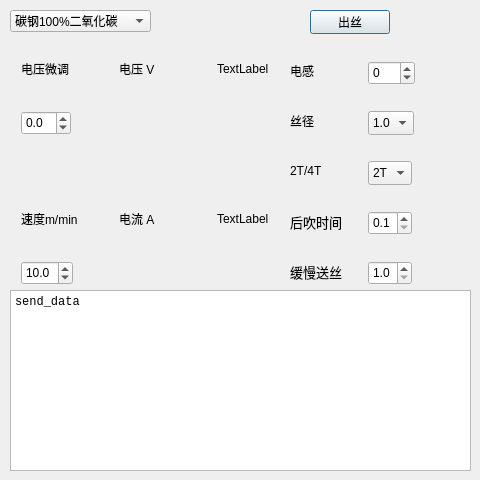
The window that untitled4/dialog.ui (ZIME-KING/QT_Learn) describes before a commit, drawn with Qt 5.
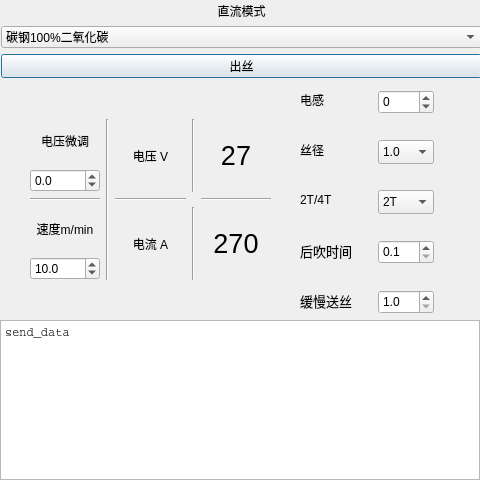
The same window after the commit.

Patch:
```diff
--- a/untitled4/dialog.ui
+++ b/untitled4/dialog.ui
@@ -13,83 +13,36 @@
   <property name="windowTitle">
    <string>Dialog</string>
   </property>
-  <widget class="QComboBox" name="comboBox_3">
-   <property name="geometry">
-    <rect>
-     <x>10</x>
-     <y>10</y>
-     <width>141</width>
-     <height>22</height>
-    </rect>
-   </property>
-   <item>
-    <property name="text">
-     <string>碳钢100%二氧化碳</string>
-    </property>
-   </item>
-   <item>
-    <property name="text">
-     <string>碳钢25%二氧化碳</string>
-    </property>
-   </item>
-   <item>
-    <property name="text">
-     <string>恒压</string>
-    </property>
-   </item>
-   <item>
-    <property name="text">
-     <string>无气药芯</string>
-    </property>
-   </item>
-   <item>
-    <property name="text">
-     <string>拉丝枪</string>
-    </property>
-   </item>
-  </widget>
   <widget class="QTextEdit" name="textEdit">
    <property name="geometry">
     <rect>
-     <x>10</x>
-     <y>290</y>
-     <width>461</width>
-     <height>181</height>
+     <x>0</x>
+     <y>320</y>
+     <width>480</width>
+     <height>160</height>
     </rect>
    </property>
    <property name="font">
     <font>
-     <family>Courier New</family>
-     <pointsize>16</pointsize>
+     <family>Courier</family>
+     <pointsize>15</pointsize>
+     <kerning>false</kerning>
     </font>
    </property>
    <property name="html">
     <string>&lt;!DOCTYPE HTML PUBLIC &quot;-//W3C//DTD HTML 4.0//EN&quot; &quot;http://www.w3.org/TR/REC-html40/strict.dtd&quot;&gt;
 &lt;html&gt;&lt;head&gt;&lt;meta name=&quot;qrichtext&quot; content=&quot;1&quot; /&gt;&lt;meta charset=&quot;utf-8&quot; /&gt;&lt;style type=&quot;text/css&quot;&gt;
 p, li { white-space: pre-wrap; }
-&lt;/style&gt;&lt;/head&gt;&lt;body style=&quot; font-family:'Courier New'; font-size:16pt; font-weight:400; font-style:normal;&quot;&gt;
+&lt;/style&gt;&lt;/head&gt;&lt;body style=&quot; font-family:'Courier'; font-size:15pt; font-weight:400; font-style:normal;&quot;&gt;
 &lt;p style=&quot; margin-top:0px; margin-bottom:0px; margin-left:0px; margin-right:0px; -qt-block-indent:0; text-indent:0px;&quot;&gt;&lt;span style=&quot; font-family:'Microsoft YaHei UI'; font-size:9pt;&quot;&gt;send_data&lt;/span&gt;&lt;/p&gt;&lt;/body&gt;&lt;/html&gt;</string>
    </property>
   </widget>
-  <widget class="QPushButton" name="pushButton">
-   <property name="geometry">
-    <rect>
-     <x>310</x>
-     <y>10</y>
-     <width>80</width>
-     <height>24</height>
-    </rect>
-   </property>
-   <property name="text">
-    <string>出丝</string>
-   </property>
-  </widget>
   <widget class="QComboBox" name="comboBox_2">
    <property name="geometry">
     <rect>
-     <x>368</x>
-     <y>161</y>
-     <width>44</width>
+     <x>378</x>
+     <y>190</y>
+     <width>56</width>
      <height>24</height>
     </rect>
    </property>
@@ -104,149 +57,12 @@
     </property>
    </item>
   </widget>
-  <widget class="QLabel" name="label_10">
-   <property name="geometry">
-    <rect>
-     <x>217</x>
-     <y>61</y>
-     <width>54</width>
-     <height>16</height>
-    </rect>
-   </property>
-   <property name="text">
-    <string>TextLabel</string>
-   </property>
-  </widget>
-  <widget class="QDoubleSpinBox" name="doubleSpinBox">
-   <property name="geometry">
-    <rect>
-     <x>21</x>
-     <y>111</y>
-     <width>50</width>
-     <height>24</height>
-    </rect>
-   </property>
-   <property name="decimals">
-    <number>1</number>
-   </property>
-   <property name="minimum">
-    <double>-5.000000000000000</double>
-   </property>
-   <property name="maximum">
-    <double>5.000000000000000</double>
-   </property>
-   <property name="singleStep">
-    <double>0.100000000000000</double>
-   </property>
-  </widget>
-  <widget class="QLabel" name="label_5">
-   <property name="geometry">
-    <rect>
-     <x>119</x>
-     <y>61</y>
-     <width>36</width>
-     <height>16</height>
-    </rect>
-   </property>
-   <property name="lineWidth">
-    <number>3</number>
-   </property>
-   <property name="text">
-    <string>电压 V</string>
-   </property>
-  </widget>
-  <widget class="QDoubleSpinBox" name="doubleSpinBox_3">
-   <property name="geometry">
-    <rect>
-     <x>21</x>
-     <y>261</y>
-     <width>52</width>
-     <height>24</height>
-    </rect>
-   </property>
-   <property name="decimals">
-    <number>1</number>
-   </property>
-   <property name="minimum">
-    <double>1.000000000000000</double>
-   </property>
-   <property name="maximum">
-    <double>12.800000000000001</double>
-   </property>
-   <property name="singleStep">
-    <double>0.100000000000000</double>
-   </property>
-   <property name="value">
-    <double>10.000000000000000</double>
-   </property>
-  </widget>
-  <widget class="QLabel" name="label_12">
-   <property name="geometry">
-    <rect>
-     <x>21</x>
-     <y>211</y>
-     <width>63</width>
-     <height>16</height>
-    </rect>
-   </property>
-   <property name="lineWidth">
-    <number>3</number>
-   </property>
-   <property name="text">
-    <string>速度m/min</string>
-   </property>
-  </widget>
-  <widget class="QLabel" name="label">
-   <property name="geometry">
-    <rect>
-     <x>217</x>
-     <y>211</y>
-     <width>54</width>
-     <height>16</height>
-    </rect>
-   </property>
-   <property name="text">
-    <string>TextLabel</string>
-   </property>
-  </widget>
-  <widget class="QLabel" name="label_11">
-   <property name="geometry">
-    <rect>
-     <x>21</x>
-     <y>61</y>
-     <width>48</width>
-     <height>16</height>
-    </rect>
-   </property>
-   <property name="lineWidth">
-    <number>3</number>
-   </property>
-   <property name="text">
-    <string>电压微调</string>
-   </property>
-  </widget>
-  <widget class="QLabel" name="label_7">
-   <property name="geometry">
-    <rect>
-     <x>119</x>
-     <y>211</y>
-     <width>36</width>
-     <height>16</height>
-    </rect>
-   </property>
-   <property name="lineWidth">
-    <number>3</number>
-   </property>
-   <property name="text">
-    <string>电流 A</string>
-   </property>
-  </widget>
   <widget class="QDoubleSpinBox" name="doubleSpinBox_2">
    <property name="geometry">
     <rect>
-     <x>368</x>
-     <y>211</y>
-     <width>44</width>
+     <x>378</x>
+     <y>240</y>
+     <width>56</width>
      <height>24</height>
     </rect>
    </property>
@@ -266,9 +82,9 @@
   <widget class="QComboBox" name="comboBox">
    <property name="geometry">
     <rect>
-     <x>368</x>
-     <y>111</y>
-     <width>46</width>
+     <x>378</x>
+     <y>140</y>
+     <width>56</width>
      <height>24</height>
     </rect>
    </property>
@@ -291,9 +107,9 @@
   <widget class="QSpinBox" name="spinBox">
    <property name="geometry">
     <rect>
-     <x>368</x>
-     <y>61</y>
-     <width>47</width>
+     <x>378</x>
+     <y>90</y>
+     <width>56</width>
      <height>24</height>
     </rect>
    </property>
@@ -307,9 +123,9 @@
   <widget class="QDoubleSpinBox" name="doubleSpinBox_4">
    <property name="geometry">
     <rect>
-     <x>368</x>
-     <y>261</y>
-     <width>44</width>
+     <x>378</x>
+     <y>290</y>
+     <width>56</width>
      <height>24</height>
     </rect>
    </property>
@@ -329,8 +145,8 @@
   <widget class="QLabel" name="label_8">
    <property name="geometry">
     <rect>
-     <x>290</x>
-     <y>160</y>
+     <x>300</x>
+     <y>189</y>
      <width>64</width>
      <height>21</height>
     </rect>
@@ -351,8 +167,8 @@
   <widget class="QLabel" name="label_4">
    <property name="geometry">
     <rect>
-     <x>290</x>
-     <y>211</y>
+     <x>300</x>
+     <y>240</y>
      <width>64</width>
      <height>21</height>
     </rect>
@@ -375,8 +191,8 @@
   <widget class="QLabel" name="label_9">
    <property name="geometry">
     <rect>
-     <x>290</x>
-     <y>261</y>
+     <x>300</x>
+     <y>290</y>
      <width>64</width>
      <height>21</height>
     </rect>
@@ -399,8 +215,8 @@
   <widget class="QLabel" name="label_2">
    <property name="geometry">
     <rect>
-     <x>290</x>
-     <y>60</y>
+     <x>300</x>
+     <y>89</y>
      <width>64</width>
      <height>21</height>
     </rect>
@@ -421,8 +237,8 @@
   <widget class="QLabel" name="label_6">
    <property name="geometry">
     <rect>
-     <x>290</x>
-     <y>110</y>
+     <x>300</x>
+     <y>139</y>
      <width>64</width>
      <height>21</height>
     </rect>
@@ -440,6 +256,246 @@
     <string>丝径</string>
    </property>
   </widget>
+  <widget class="QWidget" name="">
+   <property name="geometry">
+    <rect>
+     <x>30</x>
+     <y>119</y>
+     <width>241</width>
+     <height>161</height>
+    </rect>
+   </property>
+   <layout class="QGridLayout" name="gridLayout_3">
+    <item row="0" column="2">
+     <widget class="QLabel" name="label_5">
+      <property name="tabletTracking">
+       <bool>false</bool>
+      </property>
+      <property name="lineWidth">
+       <number>3</number>
+      </property>
+      <property name="text">
+       <string>电压 V</string>
+      </property>
+      <property name="alignment">
+       <set>Qt::AlignCenter</set>
+      </property>
+     </widget>
+    </item>
+    <item row="0" column="3">
+     <widget class="Line" name="line_4">
+      <property name="orientation">
+       <enum>Qt::Vertical</enum>
+      </property>
+     </widget>
+    </item>
+    <item row="2" column="4">
+     <widget class="QLabel" name="label">
+      <property name="font">
+       <font>
+        <pointsize>20</pointsize>
+       </font>
+      </property>
+      <property name="text">
+       <string>270</string>
+      </property>
+      <property name="alignment">
+       <set>Qt::AlignCenter</set>
+      </property>
+     </widget>
+    </item>
+    <item row="2" column="3">
+     <widget class="Line" name="line_6">
+      <property name="orientation">
+       <enum>Qt::Vertical</enum>
+      </property>
+     </widget>
+    </item>
+    <item row="1" column="0">
+     <widget class="Line" name="line_3">
+      <property name="orientation">
+       <enum>Qt::Horizontal</enum>
+      </property>
+     </widget>
+    </item>
+    <item row="1" column="4">
+     <widget class="Line" name="line_5">
+      <property name="orientation">
+       <enum>Qt::Horizontal</enum>
+      </property>
+     </widget>
+    </item>
+    <item row="0" column="0">
+     <layout class="QGridLayout" name="gridLayout">
+      <item row="0" column="0">
+       <widget class="QLabel" name="label_11">
+        <property name="lineWidth">
+         <number>3</number>
+        </property>
+        <property name="text">
+         <string>电压微调</string>
+        </property>
+        <property name="alignment">
+         <set>Qt::AlignCenter</set>
+        </property>
+       </widget>
+      </item>
+      <item row="1" column="0">
+       <widget class="QDoubleSpinBox" name="doubleSpinBox">
+        <property name="decimals">
+         <number>1</number>
+        </property>
+        <property name="minimum">
+         <double>-5.000000000000000</double>
+        </property>
+        <property name="maximum">
+         <double>5.000000000000000</double>
+        </property>
+        <property name="singleStep">
+         <double>0.100000000000000</double>
+        </property>
+       </widget>
+      </item>
+     </layout>
+    </item>
+    <item row="0" column="1" rowspan="3">
+     <widget class="Line" name="line">
+      <property name="orientation">
+       <enum>Qt::Vertical</enum>
+      </property>
+     </widget>
+    </item>
+    <item row="2" column="0">
+     <layout class="QGridLayout" name="gridLayout_2">
+      <item row="0" column="0">
+       <widget class="QLabel" name="label_12">
+        <property name="lineWidth">
+         <number>3</number>
+        </property>
+        <property name="text">
+         <string>速度m/min</string>
+        </property>
+        <property name="alignment">
+         <set>Qt::AlignCenter</set>
+        </property>
+       </widget>
+      </item>
+      <item row="1" column="0">
+       <widget class="QDoubleSpinBox" name="doubleSpinBox_3">
+        <property name="decimals">
+         <number>1</number>
+        </property>
+        <property name="minimum">
+         <double>1.000000000000000</double>
+        </property>
+        <property name="maximum">
+         <double>12.800000000000001</double>
+        </property>
+        <property name="singleStep">
+         <double>0.100000000000000</double>
+        </property>
+        <property name="value">
+         <double>10.000000000000000</double>
+        </property>
+       </widget>
+      </item>
+     </layout>
+    </item>
+    <item row="0" column="4">
+     <widget class="QLabel" name="label_10">
+      <property name="font">
+       <font>
+        <pointsize>20</pointsize>
+       </font>
+      </property>
+      <property name="text">
+       <string>27</string>
+      </property>
+      <property name="alignment">
+       <set>Qt::AlignCenter</set>
+      </property>
+     </widget>
+    </item>
+    <item row="2" column="2">
+     <widget class="QLabel" name="label_7">
+      <property name="lineWidth">
+       <number>3</number>
+      </property>
+      <property name="text">
+       <string>电流 A</string>
+      </property>
+      <property name="alignment">
+       <set>Qt::AlignCenter</set>
+      </property>
+     </widget>
+    </item>
+    <item row="1" column="2">
+     <widget class="Line" name="line_2">
+      <property name="orientation">
+       <enum>Qt::Horizontal</enum>
+      </property>
+     </widget>
+    </item>
+   </layout>
+  </widget>
+  <widget class="QWidget" name="">
+   <property name="geometry">
+    <rect>
+     <x>1</x>
+     <y>2</y>
+     <width>481</width>
+     <height>76</height>
+    </rect>
+   </property>
+   <layout class="QGridLayout" name="gridLayout_4">
+    <item row="0" column="0">
+     <widget class="QLabel" name="label_3">
+      <property name="text">
+       <string>直流模式</string>
+      </property>
+      <property name="alignment">
+       <set>Qt::AlignCenter</set>
+      </property>
+     </widget>
+    </item>
+    <item row="1" column="0">
+     <widget class="QComboBox" name="comboBox_3">
+      <item>
+       <property name="text">
+        <string>碳钢100%二氧化碳</string>
+       </property>
+      </item>
+      <item>
+       <property name="text">
+        <string>碳钢25%二氧化碳</string>
+       </property>
+      </item>
+      <item>
+       <property name="text">
+        <string>恒压</string>
+       </property>
+      </item>
+      <item>
+       <property name="text">
+        <string>无气药芯</string>
+       </property>
+      </item>
+      <item>
+       <property name="text">
+        <string>拉丝枪</string>
+       </property>
+      </item>
+     </widget>
+    </item>
+    <item row="2" column="0">
+     <widget class="QPushButton" name="pushButton">
+      <property name="text">
+       <string>出丝</string>
+      </property>
+     </widget>
+    </item>
+   </layout>
+  </widget>
  </widget>
  <resources/>
  <connections/>
```
